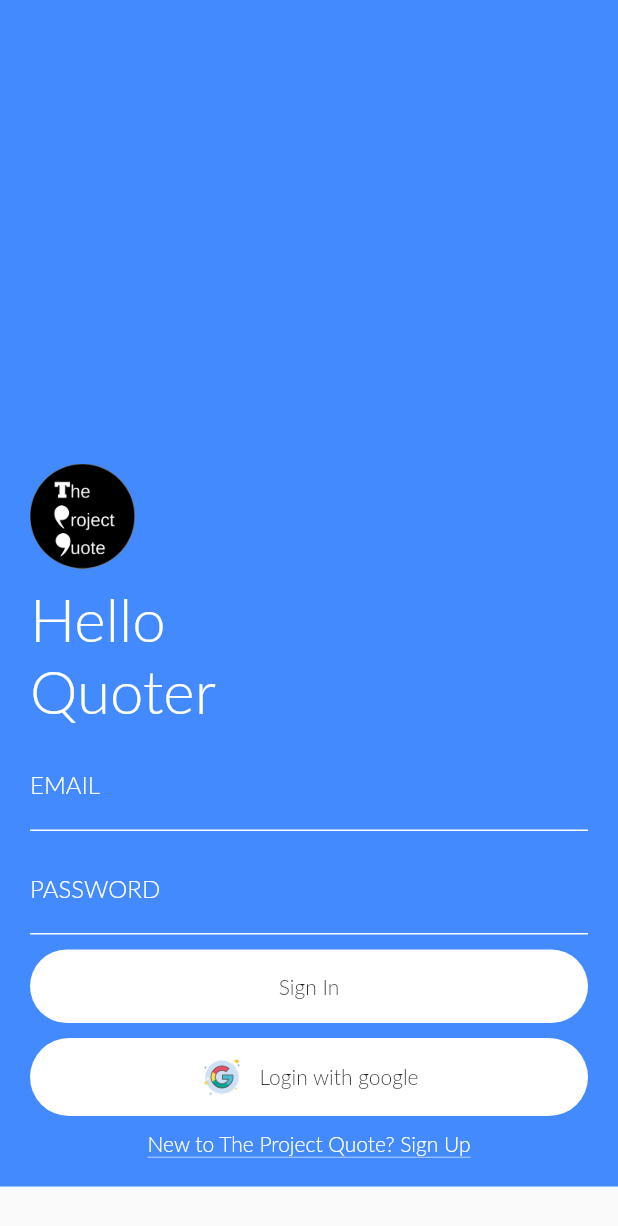
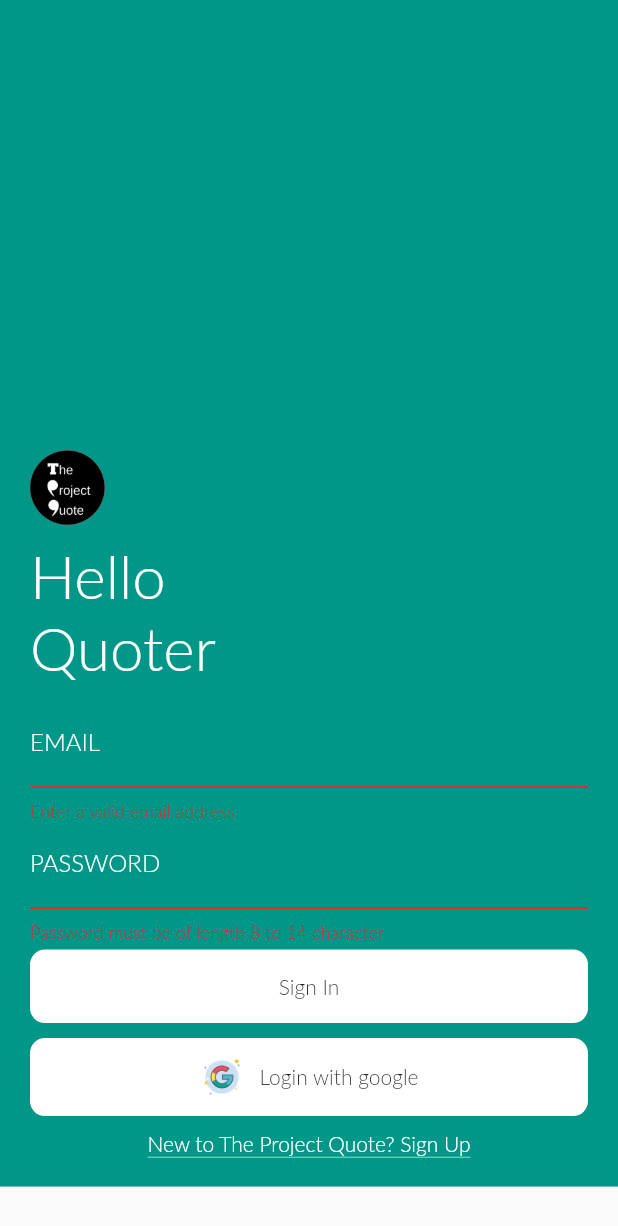
Before and after one commit to AlaaEdAouimeur/Flutter_SocialNetwork, a Flutter app: the LoginPage screen opened directly with empty values, after a tap on "Sign In", on a phone screen of 412 x 824 dp. Shown: the top 1226 px of the screen. Run offline on Flutter 3.47's test engine with Material 2 defaults, Android fonts, the phone set to English and light mode, and no system bars; our stand-ins replace carousel_slider, firebase_auth, firebase_database, flutter_redux, google_sign_in, redux and 1 more; missing offline and left inert: flutter_facebook_login; accounts and stored records are empty.

```diff
--- a/lib/models/user_data_model.dart
+++ b/lib/models/user_data_model.dart
@@ -7,12 +7,13 @@ class UserDataModel {
   String contactNumber;
   String email;
   String profilePictureURL;
+  String loginProvider;
   DateTime dateOfBirth;
   String gender;
   String instagramUserName;
   DateTime createdAt;
 
-  UserDataModel(this.key, this.name, this.username, this.contactNumber, this.email, this.profilePictureURL, this.dateOfBirth, this.gender, this.instagramUserName, this.createdAt);
+  UserDataModel(this.key, this.name, this.username, this.contactNumber, this.email, this.loginProvider, this.profilePictureURL, this.dateOfBirth, this.gender, this.instagramUserName, this.createdAt);
 
   UserDataModel.fromSnapshot(DataSnapshot snapshot)
       : key = snapshot.value['key'],
@@ -20,6 +21,7 @@ class UserDataModel {
         username = snapshot.value['username'],
         contactNumber = snapshot.value['contactNumber'],
         email = snapshot.value['email'],
+        loginProvider = snapshot.value['loginProvider'],
         profilePictureURL = snapshot.value['profilePictureUrl'],
         dateOfBirth = snapshot.value['dateOfBirth'],
         gender = snapshot.value['gender'],
--- a/lib/pages/login_page.dart
+++ b/lib/pages/login_page.dart
@@ -2,10 +2,12 @@ import 'package:flutter/material.dart';
 import '../functions/login_functions.dart' as loginFunctions;
 import '../viewModel/userProfileTab.dart';
 import '../functions/instances.dart' as userInstance;
+import 'package:firebase_auth/firebase_auth.dart';
+class LoginPage extends StatefulWidget {
+  final ViewModel vm;
 
-class LoginPage extends StatefulWidget {
-  ViewModel vm;
   LoginPage(this.vm);
+
   @override
   State<StatefulWidget> createState() {
     return new LoginPageState(vm);
@@ -15,11 +17,13 @@ class LoginPage extends StatefulWidget {
 class LoginPageState extends State<LoginPage> {
   ViewModel vm;
   bool loginMode = true;
-  bool isLoading = false;
+
   LoginPageState(this.vm);
+
   final emailController = TextEditingController();
   final passwordController = TextEditingController();
   final retypePasswordController = TextEditingController();
+  final _formKey = GlobalKey<FormState>();
 
   @override
   void dispose() {
@@ -30,19 +34,8 @@ class LoginPageState extends State<LoginPage> {
   }
 
   Widget build(BuildContext context) {
-    return vm.isLoading == true
-        ?
-    Container(
-      width: 20.0,
-      child: Center(child: CircularProgressIndicator(
-        backgroundColor: Colors.red,
-        strokeWidth: 7.0,
-      )),
-    )
-        :
-    Material(
+    return Material(
       child: Scaffold(
-        resizeToAvoidBottomPadding: true,
         body: Container(
           child: ListView(
             children: <Widget>[
@@ -52,7 +45,7 @@ class LoginPageState extends State<LoginPage> {
                 child: Container(
                   height: MediaQuery.of(context).size.height * 0.96,
                   padding: EdgeInsets.all(20.0),
-                  color: Colors.blueAccent,
+                  color: Colors.teal,
                   child: GestureDetector(
                     child: Column(
                       mainAxisAlignment: MainAxisAlignment.end,
@@ -60,12 +53,12 @@ class LoginPageState extends State<LoginPage> {
                       children: <Widget>[
                         Image.asset(
                           'assets/images/logo.png',
-                          width: 70,
+                          width: 50,
                         ),
                         SizedBox(height: 10),
                         headingBox(),
-                        loginWithEmailPassword(),
-                        googleLoginButton(),
+                        loginWithEmailPassword(context),
+                        googleLoginButton(context),
                         SizedBox(height: 10),
                         signUpOption(),
                       ],
@@ -80,11 +73,28 @@ class LoginPageState extends State<LoginPage> {
     );
   }
 
+  void showDialogBox(BuildContext context) {
+    showDialog(
+        context: context,
+        builder: (BuildContext context) {
+          return Container(
+            child: Center(
+              child: Text("Loading"),
+            ),
+          );
+        });
+  }
+
+  void hideDialogBox(BuildContext context) {
+    Navigator.pop(context);
+  }
+
   Widget signUpOption() {
     return GestureDetector(
         child: Container(
           width: double.infinity,
-          child: loginMode == true ? Text(
+          child: loginMode == true
+              ? Text(
                   "New to The Project Quote? Sign Up",
                   textAlign: TextAlign.center,
                   style: TextStyle(
@@ -92,8 +102,8 @@ class LoginPageState extends State<LoginPage> {
                     decorationStyle: TextDecorationStyle.solid,
                     decoration: TextDecoration.underline,
                   ),
-          ) :
-          Text(
+                )
+              : Text(
                   "Back to Login",
                   textAlign: TextAlign.center,
                   style: TextStyle(
@@ -104,23 +114,16 @@ class LoginPageState extends State<LoginPage> {
                 ),
         ),
         onTap: () {
-          if(loginMode == false) {
           setState(() {
-              loginMode = true;
+            loginMode = !loginMode;
           });
-          } else {
-            setState(() {
-              loginMode = false;
         });
-          }
-        }
-    );
   }
 
   Widget headingBox() {
     return Column(
       crossAxisAlignment: CrossAxisAlignment.start,
-      children: <Widget> [
+      children: <Widget>[
         Text(
           "Hello",
           style: TextStyle(
@@ -158,18 +161,17 @@ class LoginPageState extends State<LoginPage> {
       ),
       focusedBorder: new UnderlineInputBorder(
           borderSide: BorderSide(
-            color: Colors.grey ,
+        color: Colors.grey,
         width: 1.5,
         style: BorderStyle.solid,
-          )
-      ),
+      )),
     );
   }
 
   BoxDecoration buttonDecoration() {
     return BoxDecoration(
       color: Colors.white,
-      borderRadius: BorderRadius.circular(40.0),
+      borderRadius: BorderRadius.circular(10.0),
       border: Border.all(
         color: Colors.transparent,
         style: BorderStyle.solid,
@@ -178,87 +180,128 @@ class LoginPageState extends State<LoginPage> {
     );
   }
 
-  Widget loginWithEmailPassword() {
-    return Column(
+  String validateEmail(String value) {
+    if (!value.contains('@')) {
+      return "Enter a valid email address";
+    }
+    return "";
+  }
+
+  String validatePassword(String value) {
+    if (value.length < 6 || value.length > 14) {
+      return "Password must be of length 8 to 14 character";
+    }
+    return "";
+  }
+
+  String validateRetypePassword(String value) {
+    if (value.compareTo(retypePasswordController.value.toString()) != 0) {
+      return "Passwords do not match";
+    }
+    return "";
+  }
+
+  Widget loginWithEmailPassword(BuildContext context) {
+    return Form(
+      key: _formKey,
+      child: Column(
         children: <Widget>[
-        TextField(
+          TextFormField(
             decoration: textFieldDecoration("EMAIL"),
             keyboardType: TextInputType.emailAddress,
-          onEditingComplete: () {
-            print("Completed");
-          },
-          onChanged: (value) {
-            print("Changed + " + value);
-          },
             controller: emailController,
+            validator: validateEmail,
           ),
-        SizedBox(
-          height: 10.0,
-        ),
-        TextField(
+          TextFormField(
             decoration: textFieldDecoration("PASSWORD"),
             keyboardType: TextInputType.text,
             obscureText: true,
             controller: passwordController,
+            validator: validatePassword,
           ),
-        loginMode == false ?
-          TextField(
+          loginMode == false
+              ? TextFormField(
                   decoration: textFieldDecoration("RETYPE PASSWORD"),
                   obscureText: true,
                   controller: retypePasswordController,
+                  validator: validateRetypePassword,
                 )
-            :
-          SizedBox(height: 0),
-        SizedBox(height: 10),
+              : SizedBox(height: 0),
+          SizedBox(height: 5),
           GestureDetector(
               child: Container(
                 width: double.infinity,
                 padding: EdgeInsets.all(15.0),
                 child: Center(
-              child: loginMode == true ?
-              Text("Sign In") :
-              Text("Sign Up"),
+                  child: loginMode == true ? Text("Sign In") : Text("Sign Up"),
                 ),
                 decoration: buttonDecoration(),
               ),
               onTap: () {
-            loginMode == true
-                ?
+                if (_formKey.currentState.validate()) {
+                  showDialogBox(context);
+                  loginMode == true ? login() : signUp();
+                }
+              }),
+          SizedBox(
+            height: 10.0,
+          ),
+        ],
+      ),
+    );
+  }
+
+  void saveUserDataToDatabase(FirebaseUser user) {
+    //var value = {"name": ""};
+    print(
+      user.displayName + "\n" +
+          user.email + "\n" +
+          user.isAnonymous.toString() + "\n" +
+          user.isEmailVerified.toString() + "\n" +
+          //user.phoneNumber + "\n" +
+          user.photoUrl + "\n" +
+          user.providerId + "\n" +
+          user.uid
+    );
+    /*databaseReferences.DatabaseReferences().postDatabaseReference.push().set(value).then((value) => {
+      print("Data Stored"),
+    });*/
+  }
+
+  void login() {
     loginFunctions.LoginFunctions()
         .emailLogin(vm, emailController.text, passwordController.text)
-                .then((user) =>
-                  {
+        .then((user) => {
               userInstance.UserInstance.user = user,
+              saveUserDataToDatabase(user),
               vm.changeLoginState(true),
               vm.changeLoadingState(false),
+              hideDialogBox(context),
             })
         .catchError((e) => {
               print(e),
               vm.changeLoadingState(false),
-                })
-                :
+              hideDialogBox(context),
+            });
+  }
+
+  void signUp() {
     loginFunctions.LoginFunctions()
         .emailSignUp(vm, emailController.text, passwordController.text)
-                .then((user) =>
-                {
+        .then((user) => {
               userInstance.UserInstance.user = user,
               vm.changeLoginState(true),
               vm.changeLoadingState(false),
+              hideDialogBox(context),
             })
         .catchError((e) => {
               print(e),
               vm.changeLoadingState(false),
+              hideDialogBox(context),
             });
   }
-        ),
-        SizedBox(
-          height: 10.0,
-        ),
-      ],
-    );
-  }
 
-  Widget googleLoginButton() {
+  Widget googleLoginButton(BuildContext context) {
     return Container(
       decoration: buttonDecoration(),
       width: double.infinity,
@@ -279,6 +322,7 @@ class LoginPageState extends State<LoginPage> {
           onTap: () => loginFunctions.LoginFunctions()
               .googleLogin(vm)
               .then((user) => {
+                    saveUserDataToDatabase(user),
                     userInstance.UserInstance.user = user,
                     vm.changeLoginState(true),
                     vm.changeLoadingState(false),
```
Also changed, not shown: lib/containers/counter/counter.dart (deleted, +0 -29 lines), lib/routes/namedRoutes.dart (+30 -38 lines). Lines whose indentation alone changed are shown as unchanged.
